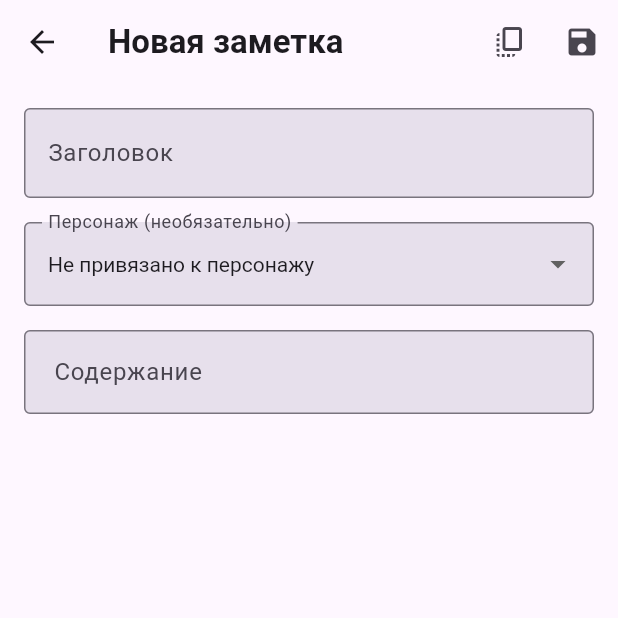
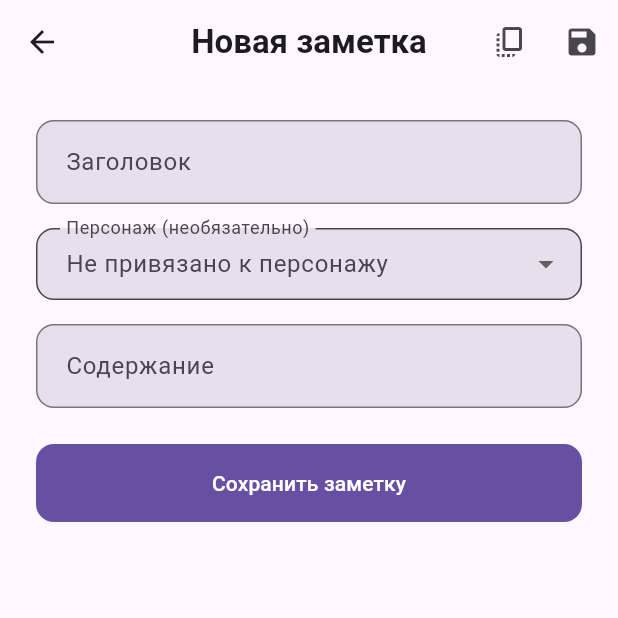
Before and after one commit to MaxGog/CharacterBook, a Flutter app: the screen it shows after launch, item 3 of the bottom bar chosen, after a tap on the "add" icon, on a phone screen of 412 x 824 dp, the top half of it. Run offline on Flutter 3.47's test engine with Material 3 defaults, Android fonts, the phone set to English and light mode, and no system bars; our stand-ins replace flutter_bloc, google_sign_in, hive, hive_flutter, image_picker, open_filex and 2 more; missing offline and left inert: docx_template, extension_google_sign_in_as_googleapis_auth, googleapis, mobile_scanner; accounts and stored records are empty.

Commit message:
Исправление интерфейса и обновление версии

```diff
--- a/lib/gen/assets.gen.dart
+++ b/lib/gen/assets.gen.dart
@@ -13,7 +13,7 @@ class Assets {
   const Assets._();
 
   static const String characterTemplate = 'assets/character_template.docx';
-  static const AssetGenImage icon = AssetGenImage('assets/icon.png');
+  static const String icon = 'assets/icon.svg';
   static const AssetGenImage underdeveloped =
       AssetGenImage('assets/underdeveloped.png');
 
--- a/lib/main.dart
+++ b/lib/main.dart
@@ -9,6 +9,7 @@ import 'adapters/custom_field_adapter.dart';
 import 'generated/l10n.dart';
 import 'models/character_model.dart';
 import 'models/note_model.dart';
+import 'models/race_model.dart';
 import 'pages/character_list_page.dart';
 import 'providers/theme_provider.dart';
 import 'providers/locale_provider.dart';
@@ -20,9 +21,11 @@ void main() async {
   Hive.registerAdapter(CharacterAdapter());
   Hive.registerAdapter(CustomFieldAdapter());
   Hive.registerAdapter(NoteAdapter());
+  Hive.registerAdapter(RaceAdapter());
 
   await Hive.openBox<Character>('characters');
   await Hive.openBox<Note>('notes');
+  await Hive.openBox<Race>('races');
 
   final settingsBox = await Hive.openBox('settings');
 
--- a/lib/models/character_model.dart
+++ b/lib/models/character_model.dart
@@ -1,5 +1,6 @@
 import 'dart:typed_data';
 
+import 'package:characterbook/models/race_model.dart';
 import 'package:hive/hive.dart';
 
 import 'custom_field_model.dart';
@@ -47,6 +48,9 @@ class Character extends HiveObject {
   @HiveField(12)
   DateTime lastEdited;
 
+  @HiveField(13)
+  Race? race;
+
   Character({
     this.name = '',
     this.age = 0,
@@ -58,6 +62,7 @@ class Character extends HiveObject {
     this.other = '',
     this.imageBytes,
     this.referenceImageBytes,
+    this.race,
     List<CustomField>? customFields,
     List<Uint8List>? additionalImages,
     DateTime? lastEdited,
@@ -93,6 +98,7 @@ class Character extends HiveObject {
       'customFields': customFields.map((f) => {'key': f.key, 'value': f.value}).toList(),
       'additionalImages': additionalImages.map((img) => img.toList()).toList(),
       'lastEdited': lastEdited.toIso8601String(),
+      'race': race?.name,
     };
   }
 
@@ -119,6 +125,7 @@ class Character extends HiveObject {
       lastEdited: json['lastEdited'] != null
           ? DateTime.parse(json['lastEdited'])
           : DateTime.now(),
+      race: json['race'] != null ? Race(name: json['race']) : null,
     );
   }
 
--- a/lib/pages/character_detail_page.dart
+++ b/lib/pages/character_detail_page.dart
@@ -11,9 +11,9 @@ import 'package:path_provider/path_provider.dart';
 import '../generated/l10n.dart';
 import '../models/custom_field_model.dart';
 import '../models/note_model.dart';
-import 'character_edit_page.dart';
+import 'character_management_page.dart';
 import '../models/character_model.dart';
-import '../services/character_qr_service.dart'; // Добавляем импорт сервиса QR
+import '../services/character_qr_service.dart';
 
 class CharacterDetailPage extends StatefulWidget {
   final Character character;
@@ -36,6 +36,7 @@ class _CharacterDetailPageState extends State<CharacterDetailPage> {
     'customFields': true,
     'additionalImages': true,
     'notes': true,
+    'race': true,
   };
 
   List<Note> _relatedNotes = [];
@@ -421,6 +422,7 @@ class _CharacterDetailPageState extends State<CharacterDetailPage> {
               _buildInfoRow(context, 'Имя', widget.character.name),
               _buildInfoRow(context, 'Возраст', '${widget.character.age} лет'),
               _buildInfoRow(context, 'Пол', widget.character.gender),
+              _buildInfoRow(context, 'Раса', widget.character.race!.name),
               const SizedBox(height: 16),
             ],
 
--- a/lib/pages/character_list_page.dart
+++ b/lib/pages/character_list_page.dart
@@ -6,7 +6,7 @@ import 'package:hive_flutter/hive_flutter.dart';
 import '../models/character_model.dart';
 import '../services/character_qr_service.dart';
 import 'character_detail_page.dart';
-import 'character_edit_page.dart';
+import 'character_management_page.dart';
 
 class CharacterListPage extends StatefulWidget {
   const CharacterListPage({super.key});
--- a/lib/pages/note_management_page.dart
+++ b/lib/pages/note_management_page.dart
@@ -1,7 +1,7 @@
 import 'package:flutter/material.dart';
 import 'package:hive/hive.dart';
 import 'package:provider/provider.dart';
-import 'package:flutter/services.dart'; // Для Clipboard
+import 'package:flutter/services.dart';
 
 import '../models/character_model.dart';
 import '../models/note_model.dart';
@@ -46,8 +46,11 @@ class _NoteEditPageState extends State<NoteEditPage> {
     if (title.isEmpty) {
       ScaffoldMessenger.of(context).showSnackBar(
         SnackBar(
-          content: Text('Заголовок не может быть пустым'),
+          content: const Text('Заголовок не может быть пустым'),
           behavior: SnackBarBehavior.floating,
+          shape: RoundedRectangleBorder(
+            borderRadius: BorderRadius.circular(8),
+          ),
         ),
       );
       return;
@@ -73,19 +76,26 @@ class _NoteEditPageState extends State<NoteEditPage> {
       await notesBox.add(note);
     }
 
+    if (mounted) {
       Navigator.pop(context);
+    }
   }
 
   Future<void> _copyToClipboard() async {
     await Clipboard.setData(ClipboardData(
       text: '${_titleController.text}\n\n${_contentController.text}',
     ));
+    if (mounted) {
       ScaffoldMessenger.of(context).showSnackBar(
         SnackBar(
-        content: Text('Заметка скопирована в буфер'),
+          content: const Text('Заметка скопирована в буфер'),
           behavior: SnackBarBehavior.floating,
+          shape: RoundedRectangleBorder(
+            borderRadius: BorderRadius.circular(8),
+          ),
         ),
       );
+    }
   }
 
   @override
@@ -96,25 +106,31 @@ class _NoteEditPageState extends State<NoteEditPage> {
     return Scaffold(
       appBar: AppBar(
         title: Text(
-          widget.note == null ? 'Новая заметка' :
-          widget.isCopyMode ? 'Копировать заметку' : 'Редактировать заметку',
+          widget.note == null
+              ? 'Новая заметка'
+              : widget.isCopyMode
+              ? 'Копировать заметку'
+              : 'Редактировать заметку',
           style: textTheme.titleLarge?.copyWith(
             fontWeight: FontWeight.bold,
           ),
         ),
+        centerTitle: true,
         actions: [
           IconButton(
-            icon: Icon(Icons.copy_all),
+            icon: const Icon(Icons.copy_all),
             onPressed: _copyToClipboard,
+            tooltip: 'Копировать в буфер',
           ),
           IconButton(
-            icon: Icon(Icons.save),
+            icon: const Icon(Icons.save),
             onPressed: _saveNote,
+            tooltip: 'Сохранить',
           ),
         ],
       ),
       body: SingleChildScrollView(
-        padding: const EdgeInsets.all(16),
+        padding: const EdgeInsets.all(24),
         child: Column(
           crossAxisAlignment: CrossAxisAlignment.stretch,
           children: [
@@ -123,16 +139,23 @@ class _NoteEditPageState extends State<NoteEditPage> {
               decoration: InputDecoration(
                 labelText: 'Заголовок',
                 border: OutlineInputBorder(
+                  borderRadius: BorderRadius.circular(12),
                   borderSide: BorderSide(color: colorScheme.outline),
                 ),
                 enabledBorder: OutlineInputBorder(
+                  borderRadius: BorderRadius.circular(12),
                   borderSide: BorderSide(color: colorScheme.outline),
                 ),
                 focusedBorder: OutlineInputBorder(
+                  borderRadius: BorderRadius.circular(12),
                   borderSide: BorderSide(color: colorScheme.primary),
                 ),
                 filled: true,
                 fillColor: colorScheme.surfaceVariant,
+                contentPadding: const EdgeInsets.symmetric(
+                  horizontal: 16,
+                  vertical: 14,
+                ),
               ),
               style: textTheme.titleLarge,
               maxLines: 1,
@@ -145,21 +168,42 @@ class _NoteEditPageState extends State<NoteEditPage> {
               decoration: InputDecoration(
                 labelText: 'Содержание',
                 border: OutlineInputBorder(
+                  borderRadius: BorderRadius.circular(12),
                   borderSide: BorderSide(color: colorScheme.outline),
                 ),
                 enabledBorder: OutlineInputBorder(
+                  borderRadius: BorderRadius.circular(12),
                   borderSide: BorderSide(color: colorScheme.outline),
                 ),
                 focusedBorder: OutlineInputBorder(
+                  borderRadius: BorderRadius.circular(12),
                   borderSide: BorderSide(color: colorScheme.primary),
                 ),
                 filled: true,
                 fillColor: colorScheme.surfaceVariant,
                 contentPadding: const EdgeInsets.all(16),
+                alignLabelWithHint: true,
               ),
               style: textTheme.bodyLarge,
               maxLines: null,
               keyboardType: TextInputType.multiline,
+            ),
+            const SizedBox(height: 24),
+            FilledButton(
+              style: FilledButton.styleFrom(
+                minimumSize: const Size(double.infinity, 50),
+                shape: RoundedRectangleBorder(
+                  borderRadius: BorderRadius.circular(12),
+                ),
+                padding: const EdgeInsets.symmetric(vertical: 16),
+              ),
+              onPressed: _saveNote,
+              child: Text(
+                'Сохранить заметку',
+                style: textTheme.labelLarge?.copyWith(
+                  color: colorScheme.onPrimary,
+                ),
+              ),
             ),
           ],
         ),
@@ -169,30 +213,40 @@ class _NoteEditPageState extends State<NoteEditPage> {
 
   Widget _buildCharacterSelector(BuildContext context) {
     final colorScheme = Theme.of(context).colorScheme;
+    final textTheme = Theme.of(context).textTheme;
     final charactersBox = Hive.box<Character>('characters');
     final characters = charactersBox.values.toList().cast<Character>();
 
-    return DropdownButtonFormField<String>(
+    return Column(
+      crossAxisAlignment: CrossAxisAlignment.start,
+      children: [
+        DropdownButtonFormField<String>(
           value: _selectedCharacterId,
           decoration: InputDecoration(
             labelText: 'Персонаж (необязательно)',
             border: OutlineInputBorder(
-          borderSide: BorderSide(color: colorScheme.outline),
-        ),
-        enabledBorder: OutlineInputBorder(
-          borderSide: BorderSide(color: colorScheme.outline),
+              borderRadius: BorderRadius.circular(12),
             ),
             filled: true,
             fillColor: colorScheme.surfaceVariant,
+            contentPadding: const EdgeInsets.symmetric(
+              horizontal: 16,
+              vertical: 12,
+            ),
           ),
           dropdownColor: colorScheme.surfaceVariant,
-      style: TextStyle(color: colorScheme.onSurface),
+          style: textTheme.bodyLarge?.copyWith(
+            color: colorScheme.onSurface,
+          ),
+          borderRadius: BorderRadius.circular(12),
           items: [
             DropdownMenuItem(
               value: null,
               child: Text(
                 'Не привязано к персонажу',
-            style: TextStyle(color: colorScheme.onSurface),
+                style: textTheme.bodyLarge?.copyWith(
+                  color: colorScheme.onSurfaceVariant,
+                ),
               ),
             ),
             ...characters.map((character) {
@@ -201,7 +255,9 @@ class _NoteEditPageState extends State<NoteEditPage> {
                 value: characterKey,
                 child: Text(
                   character.name,
-              style: TextStyle(color: colorScheme.onSurface),
+                  style: textTheme.bodyLarge?.copyWith(
+                    color: colorScheme.onSurface,
+                  ),
                 ),
               );
             }),
@@ -211,6 +267,8 @@ class _NoteEditPageState extends State<NoteEditPage> {
               _selectedCharacterId = value;
             });
           },
+        ),
+      ],
     );
   }
 }
```
Also changed, not shown: lib/models/character_model.g.dart, lib/models/note_model.g.dart, 2 other files. Lines whose indentation alone changed are shown as unchanged.
